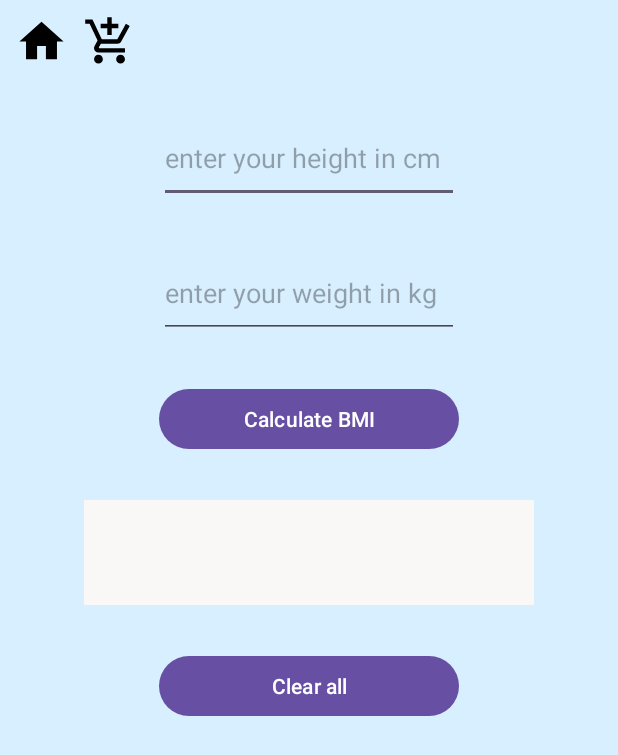
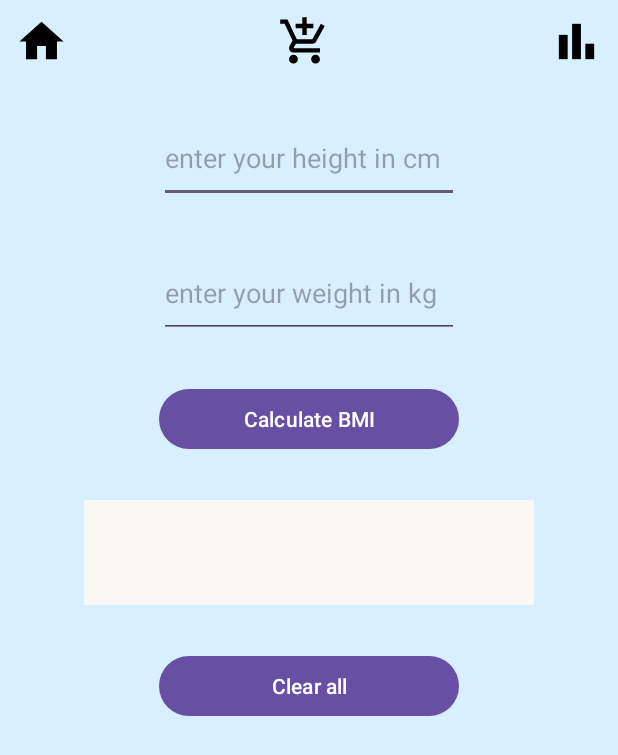
Before and after one commit to rutkowsm/bmi_calculator, an Android app: the MainActivity screen opened directly, with no data from a screen before it, on a phone screen of 412 x 824 dp. Shown: the top 755 px of the screen. Run offline under Robolectric (Android 15) with nearby library versions, the phone set to English and light mode, and no system bars.

Commit message:
Chart BMI - foundation

```diff
--- a/app/build.gradle.kts
+++ b/app/build.gradle.kts
@@ -33,6 +33,9 @@ android {
     kotlinOptions {
         jvmTarget = "1.8"
     }
+    buildFeatures {
+        viewBinding = true
+    }
 }
 
 dependencies {
@@ -41,6 +44,8 @@ dependencies {
     implementation("com.google.android.material:material:1.11.0")
     implementation("androidx.constraintlayout:constraintlayout:2.1.4")
     implementation("androidx.core:core-ktx:1.13.0")
+    implementation("androidx.navigation:navigation-fragment:2.6.0")
+    implementation("androidx.navigation:navigation-ui:2.6.0")
     testImplementation("junit:junit:4.13.2")
     androidTestImplementation("androidx.test.ext:junit:1.1.5")
     androidTestImplementation("androidx.test.espresso:espresso-core:3.5.1")
--- a/app/src/main/java/com/example/bmi_calculator/MainActivity.java
+++ b/app/src/main/java/com/example/bmi_calculator/MainActivity.java
@@ -18,9 +18,7 @@ public class MainActivity extends AppCompatActivity {
     TextView display_bmi;
     String userHeightTxt, userWeightTxt;
     float userHeight, userWeight, bmiIndex;
-    ImageView homeImg;
-
-    ImageView shoppingCartImg;
+    ImageView homeImg, shoppingCartImg, chartBmiImg;
 
     private void clearInputs() {
         input_height.setText("");
@@ -49,6 +47,7 @@ public class MainActivity extends AppCompatActivity {
         display_bmi = findViewById(R.id.display_bmi);
         homeImg = findViewById(R.id.homeImg);
         shoppingCartImg = findViewById(R.id.shoppingCartImg);
+        chartBmiImg = findViewById(R.id.chartBmiImg);
 
         button_ok.setOnClickListener(new View.OnClickListener() {
             @Override
@@ -97,5 +96,13 @@ public class MainActivity extends AppCompatActivity {
                 clearOutputs();
             }
         });
+
+        chartBmiImg.setOnClickListener(new View.OnClickListener() {
+            @Override
+            public void onClick(View v) {
+                Intent intent = new Intent(MainActivity.this, BmiChartActivity.class);
+                startActivity(intent);
+            }
+        });
     }
 }
--- a/app/src/main/java/com/example/bmi_calculator/RecipeDetailActivity.java
+++ b/app/src/main/java/com/example/bmi_calculator/RecipeDetailActivity.java
@@ -4,7 +4,6 @@ import android.content.Intent;
 import android.content.SharedPreferences;
 import android.os.Bundle;
 import android.text.TextUtils;
-import android.util.Log;
 import android.view.View;
 import android.widget.Button;
 import android.widget.ImageView;
--- a/app/src/main/java/com/example/bmi_calculator/ShoppingListActivity.java
+++ b/app/src/main/java/com/example/bmi_calculator/ShoppingListActivity.java
@@ -3,7 +3,7 @@ package com.example.bmi_calculator;
 import android.content.Intent;
 import android.content.SharedPreferences;
 import android.os.Bundle;
-import android.util.Log;
+
 import android.view.View;
 import android.widget.Button;
 import android.widget.EditText;
@@ -13,7 +13,7 @@ import com.google.gson.Gson;
 import com.google.gson.reflect.TypeToken;
 import java.lang.reflect.Type;
 import java.util.ArrayList;
-import java.util.List;
+
 
 import androidx.appcompat.app.AppCompatActivity;
 import androidx.recyclerview.widget.LinearLayoutManager;
--- /dev/null
+++ b/app/src/main/res/drawable/baseline_bar_chart_24.xml
@@ -0,0 +1,9 @@
+<vector xmlns:android="http://schemas.android.com/apk/res/android" android:height="24dp" android:tint="#000000" android:viewportHeight="24" android:viewportWidth="24" android:width="24dp">
+
+    <path android:fillColor="@android:color/white" android:pathData="M4,9h4v11h-4z"/>
+
+    <path android:fillColor="@android:color/white" android:pathData="M16,13h4v7h-4z"/>
+
+    <path android:fillColor="@android:color/white" android:pathData="M10,4h4v16h-4z"/>
+
+</vector>
--- a/app/src/main/res/layout/activity_main.xml
+++ b/app/src/main/res/layout/activity_main.xml
@@ -28,13 +28,24 @@
 
         <ImageView
             android:id="@+id/shoppingCartImg"
+            android:layout_width="295dp"
+            android:layout_height="35dp"
+            android:layout_marginTop="10dp"
+            android:layout_marginEnd="16dp"
+            android:src="@drawable/baseline_add_shopping_cart_24"
+            app:layout_constraintEnd_toStartOf="@+id/homeImg"
+            app:layout_constraintTop_toTopOf="@+id/homeImg" />
+
+        <ImageView
+            android:id="@+id/chartBmiImg"
             android:layout_width="35dp"
             android:layout_height="35dp"
             android:layout_marginEnd="16dp"
             android:layout_marginTop="10dp"
-            android:src="@drawable/baseline_add_shopping_cart_24"
-            app:layout_constraintEnd_toStartOf="@+id/homeImg"
-            app:layout_constraintTop_toTopOf="@+id/homeImg" />
+            app:layout_constraintEnd_toStartOf="@+id/shoppingCartImg"
+            app:layout_constraintTop_toTopOf="@+id/shoppingCartImg"
+            app:srcCompat="@drawable/baseline_bar_chart_24" />
+
     </LinearLayout>
 
     <EditText
```
Also changed, not shown: app/src/main/AndroidManifest.xml (+12 -10 lines), app/src/main/java/com/example/bmi_calculator/BmiChartActivity.java (added, +51 -0 lines), app/src/main/res/layout/activity_bmi_chart.xml (added, +32 -0 lines), app/src/main/res/values/strings.xml (+42 -0 lines).
